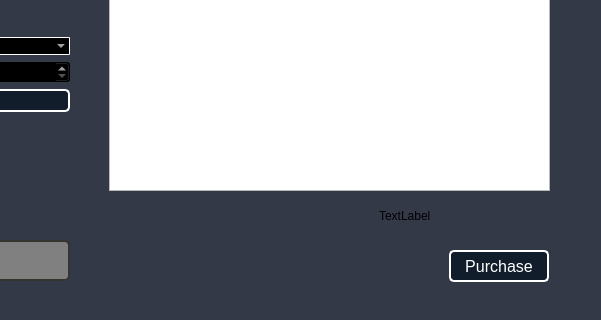
This is CS1C_BulkClub/memberwindow.ui in BlankMKB/CS1C-Group-Project-1 as Qt 5 draws it before an edit; both pictures show x 221 to 822 and y 140 to 460 of the 822 by 460 pixel window. The edited form follows.
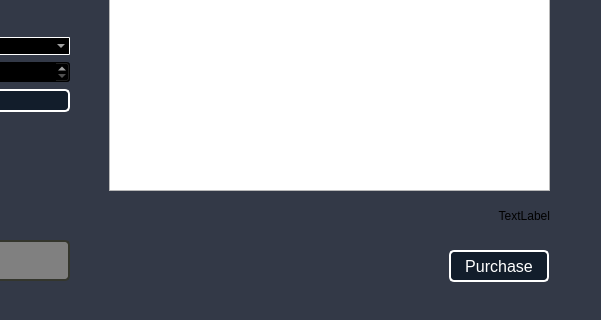
This is the edited form.

The edit to the form file:
```diff
--- a/CS1C_BulkClub/memberwindow.ui
+++ b/CS1C_BulkClub/memberwindow.ui
@@ -170,15 +170,18 @@
   <widget class="QLabel" name="cartTotalLabel">
    <property name="geometry">
     <rect>
-     <x>600</x>
+     <x>330</x>
      <y>340</y>
-     <width>171</width>
+     <width>441</width>
      <height>31</height>
     </rect>
    </property>
    <property name="text">
     <string>TextLabel</string>
    </property>
+   <property name="alignment">
+    <set>Qt::AlignRight|Qt::AlignTrailing|Qt::AlignVCenter</set>
+   </property>
   </widget>
   <widget class="QLabel" name="nameLabel">
    <property name="geometry">
```
